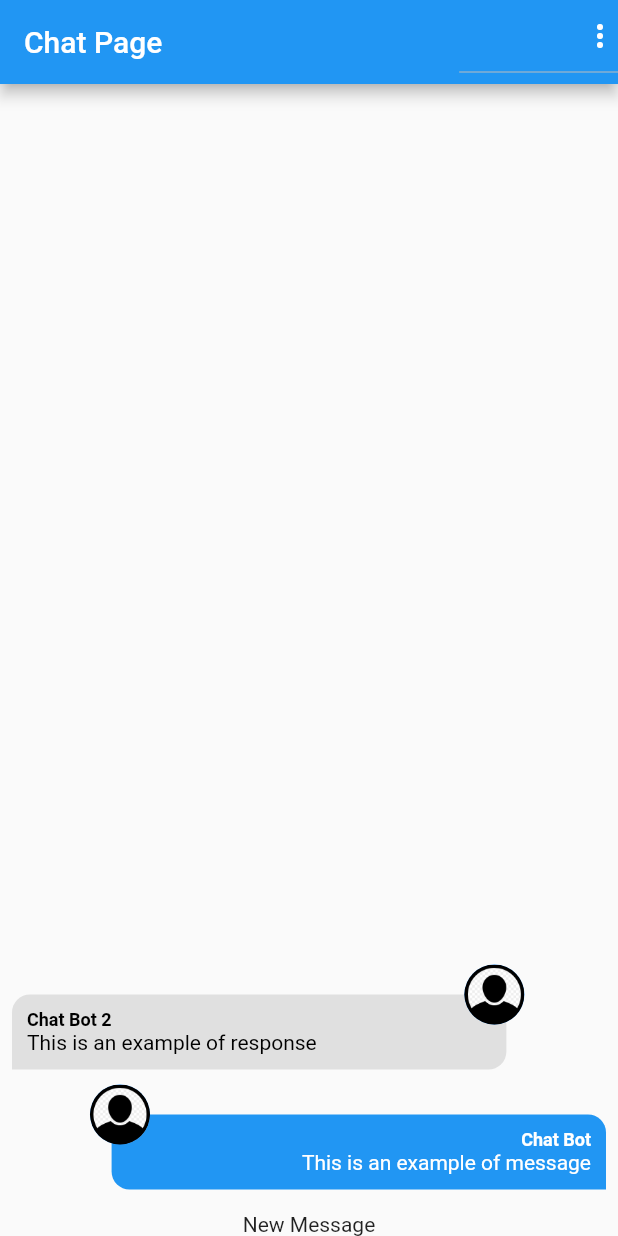
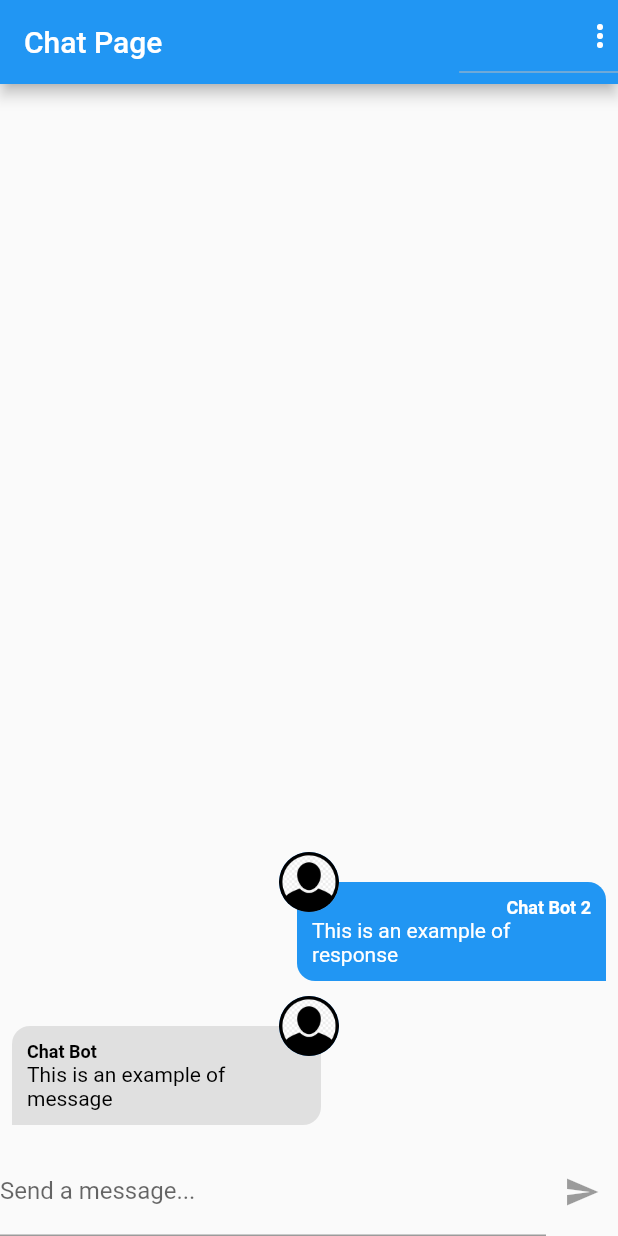
Before and after one commit to EduardoRenz/Flutter-Chat, a Flutter app: the screen it shows after launch, on a phone screen of 412 x 824 dp. Run offline on Flutter 3.47's test engine with Material 2 defaults, Android fonts, the phone set to English and light mode, and no system bars; our stand-ins replace image_picker; accounts and stored records are empty.

Commit message:
Send new messages

```diff
--- a/lib/components/message_bubble.dart
+++ b/lib/components/message_bubble.dart
@@ -30,12 +30,12 @@ class MessageBubble extends StatelessWidget {
   @override
   Widget build(BuildContext context) {
     const borderRadius = Radius.circular(12);
-    final bubbleSize = MediaQuery.of(context).size.width * 0.8;
+    final bubbleSize = MediaQuery.of(context).size.width * 0.5;
     return Stack(
       clipBehavior: Clip.none,
       children: [
         Row(
-          mainAxisAlignment: belongsToCurrentUser
+          mainAxisAlignment: !belongsToCurrentUser
               ? MainAxisAlignment.start
               : MainAxisAlignment.end,
           children: [
@@ -44,21 +44,21 @@ class MessageBubble extends StatelessWidget {
               padding: const EdgeInsets.all(10),
               width: bubbleSize,
               decoration: BoxDecoration(
-                  color: belongsToCurrentUser
+                  color: !belongsToCurrentUser
                       ? Colors.grey[300]
                       : Theme.of(context).primaryColor,
                   borderRadius: BorderRadius.only(
                     topLeft: borderRadius,
                     topRight: borderRadius,
-                    bottomLeft: belongsToCurrentUser
+                    bottomLeft: !belongsToCurrentUser
                         ? const Radius.circular(0)
                         : borderRadius,
-                    bottomRight: !belongsToCurrentUser
+                    bottomRight: belongsToCurrentUser
                         ? const Radius.circular(0)
                         : borderRadius,
                   )),
               child: Column(
-                crossAxisAlignment: belongsToCurrentUser
+                crossAxisAlignment: !belongsToCurrentUser
                     ? CrossAxisAlignment.start
                     : CrossAxisAlignment.end,
                 children: [
@@ -66,7 +66,7 @@ class MessageBubble extends StatelessWidget {
                     message.userName,
                     style: Theme.of(context).textTheme.bodySmall!.copyWith(
                           fontWeight: FontWeight.bold,
-                          color: belongsToCurrentUser
+                          color: !belongsToCurrentUser
                               ? Colors.black
                               : Colors.white,
                         ),
@@ -74,7 +74,7 @@ class MessageBubble extends StatelessWidget {
                   Text(
                     message.text,
                     style: Theme.of(context).textTheme.bodyMedium!.copyWith(
-                          color: belongsToCurrentUser
+                          color: !belongsToCurrentUser
                               ? Colors.black
                               : Colors.white,
                         ),
@@ -86,7 +86,7 @@ class MessageBubble extends StatelessWidget {
         ),
         Positioned(
           top: -5,
-          left: belongsToCurrentUser ? bubbleSize - 20 : 60,
+          left: bubbleSize - 20,
           child: _showUserImage(message.userImageURL),
         )
       ],
--- a/lib/components/new_message.dart
+++ b/lib/components/new_message.dart
@@ -1,12 +1,44 @@
+import 'package:chat/core/services/auth/auth_service.dart';
+import 'package:chat/core/services/chat/chat_service.dart';
 import 'package:flutter/material.dart';
 
-class NewMessage extends StatelessWidget {
+class NewMessage extends StatefulWidget {
   const NewMessage({Key? key}) : super(key: key);
 
   @override
+  State<NewMessage> createState() => _NewMessageState();
+}
+
+class _NewMessageState extends State<NewMessage> {
+  String _message = '';
+  final _messageController = TextEditingController();
+
+  Future<void> _sendMessage() async {
+    final user = AuthService().currentUser;
+    if (user != null && _message.trim().isNotEmpty) {
+      await ChatService().save(_message, user);
+      _messageController.clear();
+    }
+  }
+
+  @override
   Widget build(BuildContext context) {
-    return const Center(
-      child: Text('New Message'),
+    return Row(
+      children: [
+        Expanded(
+          child: TextField(
+            controller: _messageController,
+            onChanged: (value) => setState(() => _message = value),
+            onSubmitted: (_) => _sendMessage(),
+            decoration: const InputDecoration(
+              labelText: 'Send a message...',
+            ),
+          ),
+        ),
+        IconButton(
+            icon: const Icon(Icons.send),
+            onPressed: _message.trim().isEmpty ? null : _sendMessage),
+      ],
     );
   }
 }
--- a/lib/core/services/chat/chat_mock_service.dart
+++ b/lib/core/services/chat/chat_mock_service.dart
@@ -45,7 +45,7 @@ class ChatMockService implements ChatService {
       userImageURL: user.imageUrl,
     );
     _messages.add(message);
-    _controller?.add(_messages);
+    _controller?.add(_messages.reversed.toList());
     return message;
   }
 }
```
